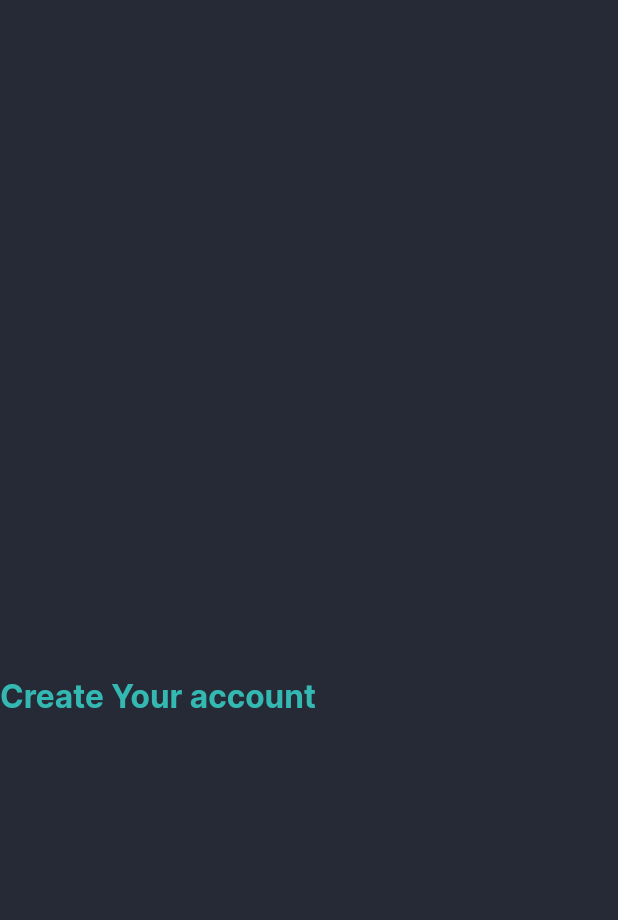
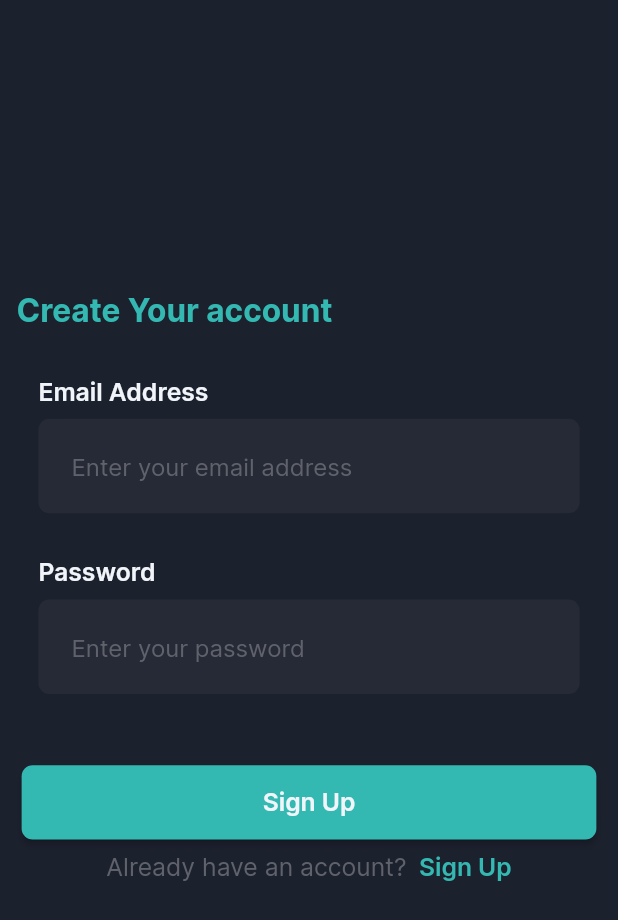
Before and after one commit to thisisamank/conduit, a Flutter app: the screen it shows after launch, on a phone screen of 412 x 824 dp. Shown: the top 920 px of the screen. Run offline on Flutter 3.47's test engine with Material 2 defaults, Android fonts, the phone set to English and light mode, and no system bars; our stand-ins replace dio, flutter_secure_storage, fpdart, freezed_annotation, get_it, go_router and 1 more; accounts and stored records are empty.

Commit message:
feat: login screen design implemented

```diff
--- a/lib/app_widget.dart
+++ b/lib/app_widget.dart
@@ -1,10 +1,8 @@
-import 'package:conduit/constants/app_colors.dart';
 import 'package:conduit/di/dependency_manager.dart';
 import 'package:conduit/di/riverpod_dependency_manager.dart';
 import 'package:conduit/notifiers/states/auth_states.dart';
 import 'package:conduit/routes/route_names.dart';
 import 'package:conduit/routes/routes.dart';
-import 'package:conduit/themes/text_styles.dart';
 import 'package:flutter/material.dart';
 import 'package:fpdart/fpdart.dart';
 import 'package:hooks_riverpod/hooks_riverpod.dart';
@@ -43,11 +41,6 @@ class _AppWidgetState extends ConsumerState<AppWidget> {
     return MaterialApp.router(
       routeInformationParser: appRouter.routeInformationParser,
       routerDelegate: appRouter.routerDelegate,
-      theme: ThemeData(
-        backgroundColor: AppColors.dark700,
-        primaryColor: AppColors.primaryColor,
-        fontFamily: AppTextStyles.regularFont,
-      ),
     );
   }
 }
--- a/lib/constants/app_strings.dart
+++ b/lib/constants/app_strings.dart
@@ -10,6 +10,13 @@ class AppStrings {
   static const String sendTimeout =
       "Send timeout in connection with API server";
   static const String createYourAccount = "Create Your account";
+  static const String emailAddress = "Email Address";
+  static const String enterYourEmailAddress = 'Enter your email address';
+  static const String password = 'Password';
+  static const String signUp = 'Sign Up';
+  static const String signIn = 'Sign In';
+  static const String enterYourPassword = 'Enter your password';
+  static const String alreadyHaveAnAccount = 'Already have an account?';
   static const String connectionFailedInternetUnavailable =
       "Connection to API server failed due to internet connection";
 }
--- a/lib/routes/routes.dart
+++ b/lib/routes/routes.dart
@@ -8,7 +8,7 @@ final appRouter = GoRouter(routes: appRoutes);
 
 final appRoutes = <GoRoute>[
   _generateGoRoute(AppRouteNames.splashScreen, const SplashScreen()),
-  _generateGoRoute(AppRouteNames.loginScreen, const LoginScreen())
+  _generateGoRoute(AppRouteNames.loginScreen, SignInScreen())
 ];
 
 GoRoute _generateGoRoute(
--- a/lib/themes/app_dimensions.dart
+++ b/lib/themes/app_dimensions.dart
@@ -1,3 +1,4 @@
+import 'package:conduit/themes/text_styles.dart';
 import 'package:conduit/utils/size_config.dart';
 import 'package:flutter/material.dart';
 
@@ -78,3 +79,8 @@ final SizedBox hSizedBox9 = SizedBox(
 final SizedBox hSizedBox10 = SizedBox(
   width: SizeConfig.deviceWidth! * 10,
 );
+
+final smallValue = 8.adjustSize;
+final mediumValue = 12.adjustSize;
+final largeValue = 16.adjustSize;
+final extraLargeValue = 24.adjustSize;
--- a/lib/themes/text_styles.dart
+++ b/lib/themes/text_styles.dart
@@ -23,126 +23,108 @@ class AppTextStyles {
   static TextStyle get h1 => TextStyle(
         fontFamily: boldFont,
         fontSize: 60.adjustSize,
-        height: 72.adjustSize,
-        color: AppColors.neutral900,
+        color: AppColors.neutral200,
       );
 
   static TextStyle get h1SemiBold => const TextStyle(
         fontFamily: semiBoldFont,
         fontSize: 60,
-        height: 72,
-        color: AppColors.neutral900,
+        color: AppColors.neutral200,
       );
 
   static TextStyle get h2 => const TextStyle(
         fontFamily: boldFont,
         fontSize: 39,
-        height: 47,
-        color: AppColors.neutral900,
+        color: AppColors.neutral200,
       );
 
   static TextStyle get h2SemiBold => const TextStyle(
         fontFamily: semiBoldFont,
         fontSize: 39,
-        height: 47,
-        color: AppColors.neutral900,
+        color: AppColors.neutral200,
       );
 
   static TextStyle get h3 => const TextStyle(
         fontFamily: boldFont,
         fontSize: 33,
-        height: 40,
-        color: AppColors.neutral900,
+        color: AppColors.neutral200,
       );
 
   static TextStyle get h3SemiBold => const TextStyle(
         fontFamily: semiBoldFont,
         fontSize: 33,
-        height: 40,
-        color: AppColors.neutral900,
+        color: AppColors.neutral200,
       );
 
   static TextStyle get h4 => const TextStyle(
         fontFamily: boldFont,
         fontSize: 28,
-        height: 34,
-        color: AppColors.neutral900,
+        color: AppColors.neutral200,
       );
 
   static TextStyle get h4SemiBold => const TextStyle(
         fontFamily: semiBoldFont,
         fontSize: 28,
-        height: 34,
-        color: AppColors.neutral900,
+        color: AppColors.neutral200,
       );
 
   static TextStyle get h5 => TextStyle(
         fontFamily: boldFont,
         fontSize: 23.adjustSize,
-        height: 28,
-        color: AppColors.neutral900,
+        color: AppColors.neutral200,
       );
 
   static TextStyle get h5SemiBold => const TextStyle(
         fontFamily: semiBoldFont,
         fontSize: 23,
-        height: 28,
-        color: AppColors.neutral900,
+        color: AppColors.neutral200,
       );
 
   static TextStyle get h6 => const TextStyle(
         fontFamily: boldFont,
         fontSize: 19,
-        height: 23,
-        color: AppColors.neutral900,
+        color: AppColors.neutral200,
       );
 
   static TextStyle get h6SemiBold => const TextStyle(
         fontFamily: semiBoldFont,
         fontSize: 19,
-        height: 23,
-        color: AppColors.neutral900,
+        color: AppColors.neutral200,
       );
 
   // Paragraphs styles
   static TextStyle get p1 => const TextStyle(
         fontFamily: regularFont,
         fontSize: 14,
-        height: 22,
-        color: AppColors.neutral900,
+        color: AppColors.neutral200,
       );
 
   static TextStyle get p1Bold => const TextStyle(
         fontFamily: semiBoldFont,
         fontSize: 14,
-        height: 22,
-        color: AppColors.neutral900,
+        color: AppColors.neutral200,
       );
 
   static TextStyle get p2 => const TextStyle(
         fontFamily: regularFont,
         fontSize: 16,
-        height: 22,
-        color: AppColors.neutral900,
+        color: AppColors.neutral200,
       );
 
   static TextStyle get p2Bold => const TextStyle(
         fontFamily: semiBoldFont,
         fontSize: 16,
-        height: 22,
-        color: AppColors.neutral900,
+        color: AppColors.neutral200,
       );
-  static TextStyle get p3 => const TextStyle(
+  static TextStyle get p3 => TextStyle(
         fontFamily: regularFont,
-        fontSize: 18,
-        height: 22,
-        color: AppColors.neutral900,
+        fontSize: 18.adjustSize,
+        color: AppColors.neutral200,
       );
 
-  static TextStyle get p3Bold => const TextStyle(
+  static TextStyle get p3Bold => TextStyle(
         fontFamily: semiBoldFont,
-        fontSize: 18,
-        height: 22,
-        color: AppColors.neutral900,
+        fontSize: 18.adjustSize,
+        color: AppColors.neutral200,
       );
 }
--- a/lib/view/auth/login_screen.dart
+++ b/lib/view/auth/login_screen.dart
@@ -1,22 +1,32 @@
 import 'package:conduit/constants/app_colors.dart';
 import 'package:conduit/constants/app_strings.dart';
+import 'package:conduit/themes/app_dimensions.dart';
 import 'package:conduit/themes/text_styles.dart';
+import 'package:conduit/widgets/buttons.dart';
+import 'package:conduit/widgets/text_field.dart';
 import 'package:flutter/material.dart';
 import 'package:hooks_riverpod/hooks_riverpod.dart';
 
-class LoginScreen extends ConsumerWidget {
-  const LoginScreen({Key? key}) : super(key: key);
+class SignInScreen extends ConsumerWidget {
+  SignInScreen({Key? key}) : super(key: key);
+  final TextEditingController _emailController = TextEditingController();
+  final TextEditingController _passwordController = TextEditingController();
 
   @override
   Widget build(BuildContext context, WidgetRef ref) {
     return Scaffold(
-      backgroundColor: AppColors.dark700,
+      backgroundColor: AppColors.dark800,
       body: _buildBody(),
     );
   }
 
   Widget _buildBody() {
-    return Column(
+    return SafeArea(
+      child: Padding(
+        padding: EdgeInsets.all(mediumValue),
+        child: Column(
+          crossAxisAlignment: CrossAxisAlignment.start,
+          mainAxisAlignment: MainAxisAlignment.center,
           children: [
             Text(
               AppStrings.createYourAccount,
@@ -24,7 +34,53 @@ class LoginScreen extends ConsumerWidget {
                 color: AppColors.primaryColor,
               ),
             ),
+            vSizedBox4,
+            Padding(
+              padding: EdgeInsets.all(largeValue),
+              child: LabeledTextField(
+                hintText: AppStrings.enterYourEmailAddress,
+                label: AppStrings.emailAddress,
+                textEditingController: _emailController,
+              ),
+            ),
+            Padding(
+              padding: EdgeInsets.all(largeValue),
+              child: LabeledTextField(
+                hintText: AppStrings.enterYourPassword,
+                label: AppStrings.password,
+                textEditingController: _passwordController,
+              ),
+            ),
+            vSizedBox8,
+            Center(
+              child: AppButton(
+                buttonText: AppStrings.signUp,
+                onPressed: () {},
+              ),
+            ),
+            vSizedBox2,
+            Row(
+              mainAxisAlignment: MainAxisAlignment.center,
+              children: [
+                Text(
+                  AppStrings.alreadyHaveAnAccount,
+                  style: AppTextStyles.p3.copyWith(
+                    color: AppColors.dark50,
+                  ),
+                ),
+                hSizedBox2,
+                Text(
+                  AppStrings.signUp,
+                  style: AppTextStyles.p3Bold.copyWith(
+                    color: AppColors.primaryColor,
+                  ),
+                ),
               ],
+            ),
+            vSizedBox10,
+          ],
+        ),
+      ),
     );
   }
 }
--- /dev/null
+++ b/lib/widgets/buttons.dart
@@ -0,0 +1,39 @@
+import 'package:conduit/constants/app_colors.dart';
+import 'package:conduit/themes/app_dimensions.dart';
+import 'package:conduit/themes/text_styles.dart';
+import 'package:conduit/utils/size_config.dart';
+import 'package:flutter/material.dart';
+
+class AppButton extends StatelessWidget {
+  const AppButton({
+    Key? key,
+    this.height,
+    this.width,
+    required this.buttonText,
+    required this.onPressed,
+  }) : super(key: key);
+  final double? width;
+  final double? height;
+  final String buttonText;
+  final Function() onPressed;
+
+  @override
+  Widget build(BuildContext context) {
+    return MaterialButton(
+      onPressed: onPressed,
+      minWidth: width ?? SizeConfig.deviceWidth! * 93,
+      height: height ?? SizeConfig.deviceHeight! * 6,
+      color: AppColors.primaryColor,
+      textColor: AppColors.neutral100,
+      shape: RoundedRectangleBorder(
+        borderRadius: BorderRadius.circular(smallValue),
+      ),
+      child: Text(
+        buttonText,
+        style: AppTextStyles.p3Bold.copyWith(
+          color: AppColors.neutral100,
+        ),
+      ),
+    );
+  }
+}
--- /dev/null
+++ b/lib/widgets/text_field.dart
@@ -0,0 +1,82 @@
+import 'package:conduit/constants/app_colors.dart';
+import 'package:conduit/themes/app_dimensions.dart';
+import 'package:conduit/themes/text_styles.dart';
+import 'package:flutter/material.dart';
+
+class AppTextField extends StatelessWidget {
+  const AppTextField({
+    required this.textController,
+    required this.hintText,
+    Key? key,
+  }) : super(key: key);
+  final String hintText;
+  final TextEditingController textController;
+
+  @override
+  Widget build(BuildContext context) {
+    return TextFormField(
+      style: const TextStyle(
+        color: AppColors.neutral200,
+      ),
+      cursorHeight: extraLargeValue * 1.2,
+      cursorColor: AppColors.primaryColor,
+      controller: textController,
+      decoration: InputDecoration(
+        focusedBorder: OutlineInputBorder(
+          borderRadius: BorderRadius.circular(smallValue),
+          borderSide: const BorderSide(
+            color: AppColors.primaryColor,
+            width: 1.5,
+          ),
+        ),
+        hintText: hintText,
+        hintStyle: AppTextStyles.p2.copyWith(
+          color: AppColors.dark50,
+        ),
+        border: OutlineInputBorder(
+          borderRadius: BorderRadius.circular(smallValue),
+          borderSide: BorderSide.none,
+        ),
+        contentPadding: EdgeInsets.all(extraLargeValue),
+        fillColor: AppColors.dark700,
+        filled: true,
+        focusColor: AppColors.dark700,
+      ),
+    );
+  }
+}
+
+class LabeledTextField extends StatelessWidget {
+  const LabeledTextField({
+    Key? key,
+    required this.hintText,
+    required this.label,
+    required this.textEditingController,
+  }) : super(key: key);
+
+  final String hintText;
+  final String label;
+  final TextEditingController textEditingController;
+
+  @override
+  Widget build(BuildContext context) {
+    return Column(
+      mainAxisAlignment: MainAxisAlignment.start,
+      crossAxisAlignment: CrossAxisAlignment.start,
+      children: [
+        Text(
+          label,
+          textAlign: TextAlign.start,
+          style: AppTextStyles.p3Bold.copyWith(
+            color: AppColors.neutral100,
+          ),
+        ),
+        vSizedBox2,
+        AppTextField(
+          textController: textEditingController,
+          hintText: hintText,
+        )
+      ],
+    );
+  }
+}
```
Also changed, not shown: lib/view/auth/sign_up_screen.dart (added). Lines whose indentation alone changed are shown as unchanged.
